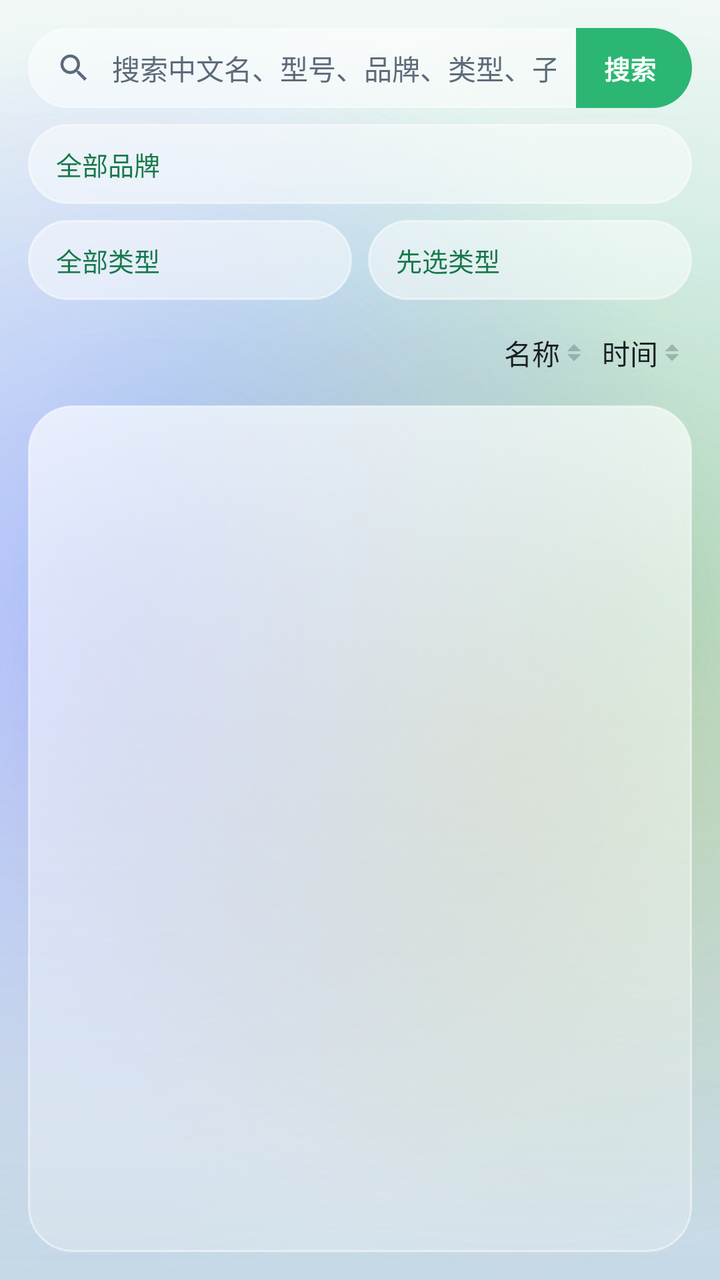
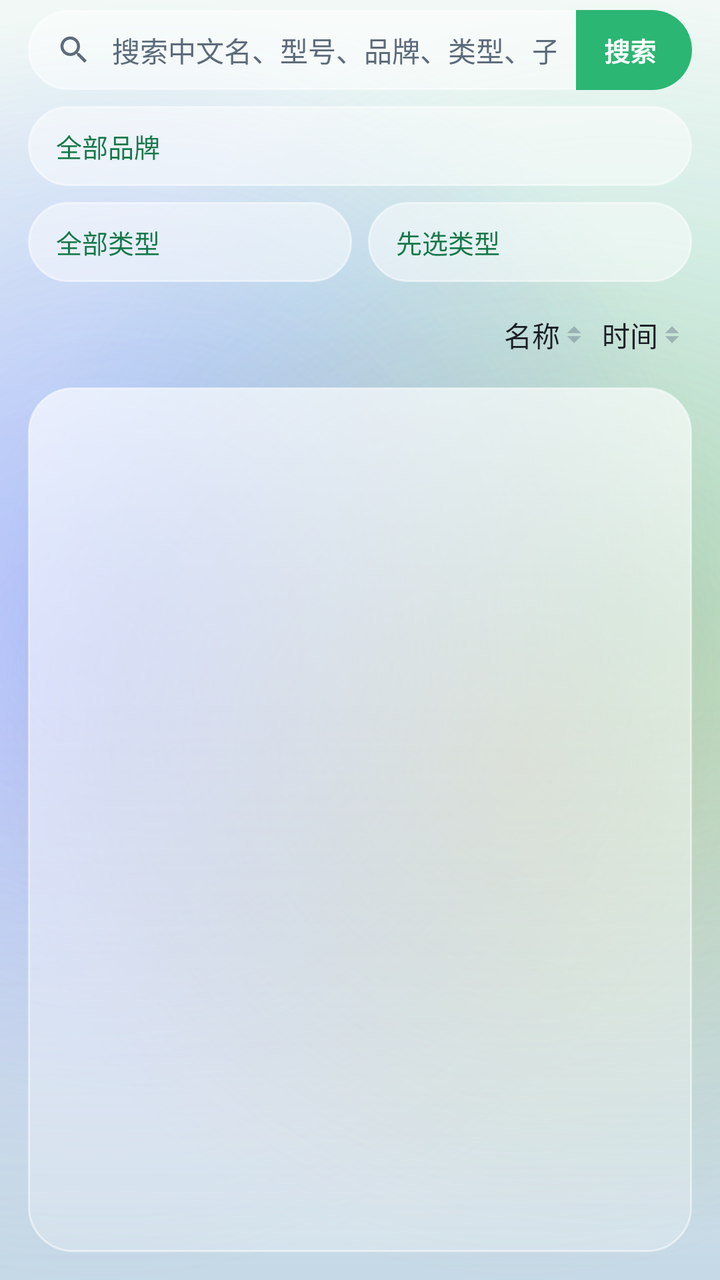

Before-and-after screenshots of an Android layout around one commit, followed by the original layout XML and the change that was made.
<!-- AndroidManifest.xml: application theme Theme.MijiaSim -->
<!-- res/layout/activity_model_library.xml -->
<?xml version="1.0" encoding="utf-8"?>
<LinearLayout xmlns:android="http://schemas.android.com/apk/res/android"
    android:layout_width="match_parent"
    android:layout_height="match_parent"
    android:focusable="true"
    android:focusableInTouchMode="true"
    android:orientation="vertical"
    android:padding="14dp">

    
    <LinearLayout
        android:layout_width="match_parent"
        android:layout_height="40dp"
        android:addStatesFromChildren="true"
        android:background="@drawable/bg_glass_pill_input"
        android:gravity="center_vertical"
        android:orientation="horizontal">

        <ImageView
            android:layout_width="18dp"
            android:layout_height="18dp"
            android:layout_marginStart="14dp"
            android:contentDescription="@null"
            android:src="@drawable/ic_search_glyph" />

        <EditText
            android:id="@+id/input_model_query"
            android:layout_width="0dp"
            android:layout_height="match_parent"
            android:layout_weight="1"
            android:background="@null"
            android:gravity="center_vertical"
            android:hint="@string/hint_model_search"
            android:inputType="text"
            android:maxLines="1"
            android:minHeight="0dp"
            android:paddingLeft="10dp"
            android:paddingTop="0dp"
            android:paddingRight="10dp"
            android:paddingBottom="0dp"
            android:textColor="@color/ink"
            android:textColorHint="@color/ink_muted"
            android:textSize="14sp" />

        
        <TextView
            android:id="@+id/btn_search_online"
            android:layout_width="wrap_content"
            android:layout_height="match_parent"
            android:background="@drawable/bg_search_action_green"
            android:clickable="true"
            android:focusable="true"
            android:gravity="center"
            android:paddingLeft="14dp"
            android:paddingRight="18dp"
            android:text="@string/action_search_online"
            android:textColor="@android:color/white"
            android:textSize="13sp"
            android:textStyle="bold" />
    </LinearLayout>

    
    <LinearLayout
        android:id="@+id/filter_summary"
        android:layout_width="match_parent"
        android:layout_height="44dp"
        android:layout_marginTop="8dp"
        android:background="@drawable/bg_glass_input_button"
        android:clickable="true"
        android:focusable="true"
        android:gravity="center_vertical"
        android:orientation="horizontal"
        android:paddingLeft="14dp"
        android:paddingRight="12dp"
        android:visibility="gone">

        <TextView
            android:id="@+id/filter_summary_text"
            android:layout_width="0dp"
            android:layout_height="wrap_content"
            android:layout_weight="1"
            android:ellipsize="end"
            android:maxLines="2"
            android:textColor="@color/ink"
            android:textSize="13sp" />

        <TextView
            android:layout_width="32dp"
            android:layout_height="32dp"
            android:gravity="center"
            android:text="@string/status_arrow_closed"
            android:textColor="@color/ink_muted"
            android:textSize="14sp" />
    </LinearLayout>

    
    <LinearLayout
        android:id="@+id/filter_panel"
        android:layout_width="match_parent"
        android:layout_height="wrap_content"
        android:orientation="vertical">

    
    <LinearLayout
        android:layout_width="match_parent"
        android:layout_height="wrap_content"
        android:layout_marginTop="8dp"
        android:gravity="center_vertical"
        android:orientation="horizontal">

        <Button
            android:id="@+id/btn_pick_brand"
            style="@style/Widget.MijiaSim.Button.Pill"
            android:layout_width="0dp"
            android:layout_height="wrap_content"
            android:layout_weight="1"
            android:gravity="start|center_vertical"
            android:minWidth="0dp"
            android:text="@string/filter_all_brands"
            android:textSize="13sp" />
    </LinearLayout>

    <LinearLayout
        android:layout_width="match_parent"
        android:layout_height="wrap_content"
        android:layout_marginTop="8dp"
        android:gravity="center_vertical"
        android:orientation="horizontal">

        <Button
            android:id="@+id/btn_pick_cat"
            style="@style/Widget.MijiaSim.Button.Pill"
            android:layout_width="0dp"
            android:layout_height="wrap_content"
            android:layout_weight="1"
            android:gravity="start|center_vertical"
            android:minWidth="0dp"
            android:text="@string/filter_all_cats"
            android:textSize="13sp" />

        <Button
            android:id="@+id/btn_pick_sub"
            style="@style/Widget.MijiaSim.Button.Pill"
            android:layout_width="0dp"
            android:layout_height="wrap_content"
            android:layout_marginStart="8dp"
            android:layout_weight="1"
            android:gravity="start|center_vertical"
            android:minWidth="0dp"
            android:text="@string/filter_pick_cat_first"
            android:textSize="13sp" />
    </LinearLayout>

    
    <LinearLayout
        android:layout_width="match_parent"
        android:layout_height="wrap_content"
        android:layout_marginTop="8dp"
        android:gravity="center_vertical"
        android:orientation="horizontal">

        <TextView
            android:id="@+id/library_hint"
            android:layout_width="0dp"
            android:layout_height="wrap_content"
            android:layout_marginEnd="6dp"
            android:layout_weight="1"
            android:ellipsize="end"
            android:maxLines="2"
            android:textColor="@color/ink_muted"
            android:textSize="13sp" />

        <TextView
            android:id="@+id/btn_sort_name"
            android:layout_width="wrap_content"
            android:layout_height="wrap_content"
            android:background="@null"
            android:clickable="true"
            android:drawablePadding="1dp"
            android:drawableEnd="@drawable/ic_sort_idle"
            android:focusable="true"
            android:foreground="?attr/selectableItemBackgroundBorderless"
            android:gravity="center_vertical"
            android:paddingLeft="4dp"
            android:paddingTop="8dp"
            android:paddingRight="4dp"
            android:paddingBottom="8dp"
            android:text="@string/sort_name"
            android:textColor="@color/ink"
            android:textSize="14sp" />

        <TextView
            android:id="@+id/btn_sort_time"
            android:layout_width="wrap_content"
            android:layout_height="wrap_content"
            android:background="@null"
            android:clickable="true"
            android:drawablePadding="1dp"
            android:drawableEnd="@drawable/ic_sort_idle"
            android:focusable="true"
            android:foreground="?attr/selectableItemBackgroundBorderless"
            android:gravity="center_vertical"
            android:paddingLeft="4dp"
            android:paddingTop="8dp"
            android:paddingRight="4dp"
            android:paddingBottom="8dp"
            android:text="@string/sort_time"
            android:textColor="@color/ink"
            android:textSize="14sp" />
    </LinearLayout>
    </LinearLayout>

    
    <androidx.recyclerview.widget.RecyclerView
        android:id="@+id/model_list"
        android:layout_width="match_parent"
        android:layout_height="0dp"
        android:layout_marginTop="8dp"
        android:layout_weight="1"
        android:background="@drawable/bg_glass_list_faint"
        android:padding="4dp"
        android:scrollbars="vertical" />

    <TextView
        android:id="@+id/online_result"
        android:layout_width="match_parent"
        android:layout_height="wrap_content"
        android:maxLines="4"
        android:paddingStart="4dp"
        android:paddingTop="6dp"
        android:scrollbars="vertical"
        android:textColor="@color/ink_muted"
        android:textSize="13sp"
        android:visibility="gone" />

</LinearLayout>
<!-- resources referenced by this layout -->
<resources>
  <color name="ink">#FF1B1F24</color>
  <color name="ink_muted">#FF5C6B7A</color>
  <string name="action_search_online">搜索</string>
  <string name="filter_all_brands">全部品牌</string>
  <string name="filter_all_cats">全部类型</string>
  <string name="filter_pick_cat_first">先选类型</string>
  <string name="hint_model_search">搜索中文名、型号、品牌、类型、子类</string>
  <string name="sort_name">名称</string>
  <string name="sort_time">时间</string>
  <string name="status_arrow_closed">▸</string>
  <color name="pill_pressed">#B3FFFFFF</color>
  <color name="glass_stroke">#80FFFFFF</color>
  <color name="pill_disabled">#40FFFFFF</color>
  <color name="glass_stroke_soft">#4DFFFFFF</color>
  <color name="glass_input_fill">#8CFFFFFF</color>
  <color name="glass_card_faint_bottom">#3DFFFFFF</color>
  <color name="glass_card_faint_top">#A6FFFFFF</color>
  <color name="pill_fill">#80FFFFFF</color>
  <color name="accent">#FF2bb673</color>
  <color name="accent_deep">#FF17794A</color>
  <color name="liquid_sky">#FFD8E7F2</color>
  <style name="Widget.MijiaSim.ActionBar" parent="Widget.AppCompat.ActionBar.Solid">
          <item name="background">@android:color/transparent</item>
          <item name="elevation">0dp</item>
          
          <item name="contentInsetStart">14dp</item>
          <item name="titleTextStyle">@style/TextAppearance.MijiaSim.ActionBar.Title</item>
          <item name="subtitleTextStyle">@style/TextAppearance.MijiaSim.ActionBar.Subtitle</item>
      </style>
  <style name="ThemeOverlay.MijiaSim.ActionBar" parent="ThemeOverlay.AppCompat.Light">
          <item name="colorControlNormal">@color/ink</item>
          <item name="android:textColorPrimary">@color/ink</item>
      </style>
  <style name="Widget.MijiaSim.PopupMenu.Overflow" parent="Widget.AppCompat.PopupMenu.Overflow">
          <item name="android:popupBackground">@drawable/bg_glass_popup</item>
          <item name="android:popupElevation">10dp</item>
          <item name="overlapAnchor">false</item>
          <item name="android:dropDownVerticalOffset">6dp</item>
      </style>
  <style name="Widget.MijiaSim.PopupMenu" parent="Widget.AppCompat.PopupMenu">
          <item name="android:popupBackground">@drawable/bg_glass_popup</item>
          <item name="android:popupElevation">10dp</item>
      </style>
  <style name="TextAppearance.MijiaSim.PopupMenuItem" parent="TextAppearance.AppCompat.Widget.PopupMenu.Large">
          <item name="android:textColor">@color/ink</item>
          <item name="android:textSize">14sp</item>
      </style>
  <style name="Widget.MijiaSim.Switch" parent="Widget.AppCompat.CompoundButton.Switch">
          <item name="trackTint">@color/switch_track</item>
          <item name="thumbTint">@color/switch_thumb</item>
      </style>
  <style name="TextAppearance.MijiaSim.ActionBar.Title" parent="TextAppearance.AppCompat.Widget.ActionBar.Title">
          <item name="android:textColor">@color/ink</item>
          <item name="android:textSize">20sp</item>
          <item name="android:textStyle">bold</item>
          <item name="android:letterSpacing">0.01</item>
      </style>
  <style name="TextAppearance.MijiaSim.ActionBar.Subtitle" parent="TextAppearance.AppCompat.Widget.ActionBar.Subtitle">
          <item name="android:textColor">@color/ink_muted</item>
      </style>
  <!-- drawable bg_glass_dialog (drawable) -->
  <?xml version="1.0" encoding="utf-8"?>
  <shape xmlns:android="http://schemas.android.com/apk/res/android"
      android:shape="rectangle">
      <solid android:color="@color/dialog_fill" />
      <corners android:radius="28dp" />
      <stroke
          android:width="1dp"
          android:color="@color/glass_stroke" />
  </shape>
  <color name="dialog_fill">#F7FFFFFF</color>
  <color name="popup_bottom">#FFF6FAFF</color>
  <color name="popup_top">#FFFFFFFF</color>
  <color name="glass_divider">#14000000</color>
  <!-- unchanged entries left out for length: 12 -->
</resources>

<!-- the commit's change to res/layout/activity_model_library.xml (unified diff, before → after) -->
@@ -5,7 +5,10 @@
     android:focusable="true"
     android:focusableInTouchMode="true"
     android:orientation="vertical"
-    android:padding="14dp">
+    android:paddingLeft="14dp"
+    android:paddingTop="5dp"
+    android:paddingRight="14dp"
+    android:paddingBottom="14dp">
 
     
     <LinearLayout
